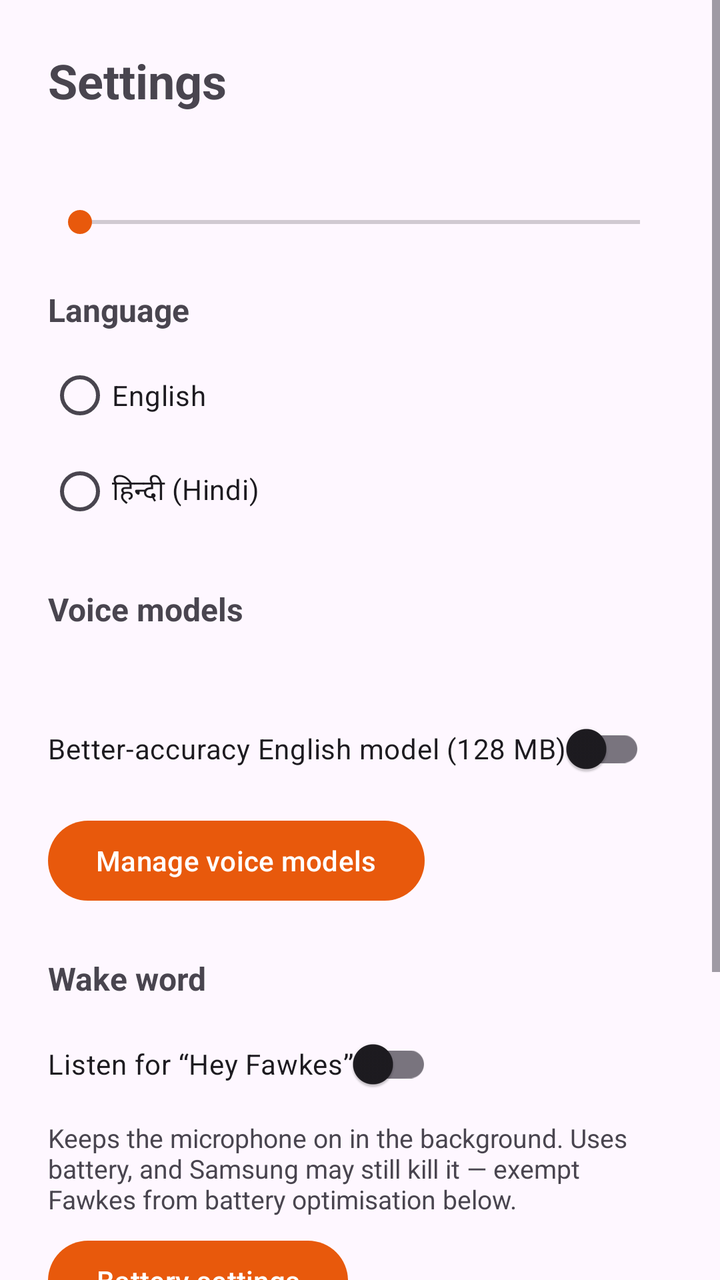
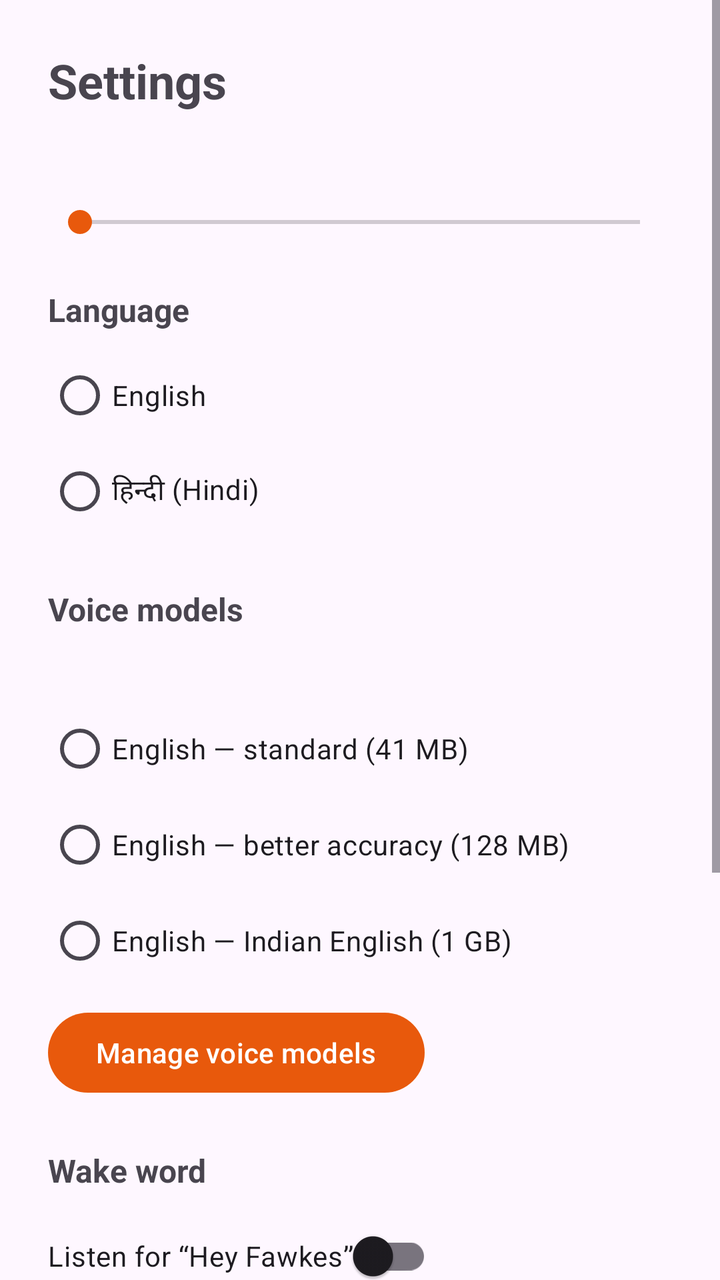

Two renders of the same Android screen: before a commit and after it. Below are the layout's source before the change and the commit's diff.
<!-- AndroidManifest.xml: application theme Theme.Fawkes -->
<!-- res/layout/activity_settings.xml -->
<?xml version="1.0" encoding="utf-8"?>
<ScrollView
    xmlns:android="http://schemas.android.com/apk/res/android"
    android:layout_width="match_parent"
    android:layout_height="match_parent">

    <LinearLayout
        android:layout_width="match_parent"
        android:layout_height="wrap_content"
        android:orientation="vertical"
        android:padding="24dp">

        <TextView
            android:layout_width="wrap_content"
            android:layout_height="wrap_content"
            android:text="@string/settings_title"
            android:textSize="24sp"
            android:textStyle="bold" />

        <TextView
            android:id="@+id/rateLabel"
            android:layout_width="wrap_content"
            android:layout_height="wrap_content"
            android:layout_marginTop="24dp"
            android:textSize="16sp"
            android:textStyle="bold" />

        <SeekBar
            android:id="@+id/rateSeek"
            android:layout_width="match_parent"
            android:layout_height="wrap_content"
            android:max="100" />

        <TextView
            android:layout_width="wrap_content"
            android:layout_height="wrap_content"
            android:layout_marginTop="24dp"
            android:text="Language"
            android:textSize="16sp"
            android:textStyle="bold" />

        <RadioGroup
            android:id="@+id/languageGroup"
            android:layout_width="match_parent"
            android:layout_height="wrap_content"
            android:layout_marginTop="8dp">

            <RadioButton
                android:id="@+id/langEnglish"
                android:layout_width="wrap_content"
                android:layout_height="wrap_content"
                android:text="English" />

            <RadioButton
                android:id="@+id/langHindi"
                android:layout_width="wrap_content"
                android:layout_height="wrap_content"
                android:text="हिन्दी (Hindi)" />

        </RadioGroup>

        <TextView
            android:layout_width="wrap_content"
            android:layout_height="wrap_content"
            android:layout_marginTop="24dp"
            android:text="Voice models"
            android:textSize="16sp"
            android:textStyle="bold" />

        <TextView
            android:id="@+id/modelStatus"
            android:layout_width="match_parent"
            android:layout_height="wrap_content"
            android:layout_marginTop="8dp" />

        <com.google.android.material.switchmaterial.SwitchMaterial
            android:id="@+id/lgraphSwitch"
            android:layout_width="wrap_content"
            android:layout_height="wrap_content"
            android:layout_marginTop="8dp"
            android:text="Better-accuracy English model (128 MB)" />

        <Button
            android:id="@+id/modelsButton"
            android:layout_width="wrap_content"
            android:layout_height="wrap_content"
            android:layout_marginTop="8dp"
            android:text="Manage voice models" />

        <TextView
            android:layout_width="wrap_content"
            android:layout_height="wrap_content"
            android:layout_marginTop="24dp"
            android:text="Wake word"
            android:textSize="16sp"
            android:textStyle="bold" />

        <com.google.android.material.switchmaterial.SwitchMaterial
            android:id="@+id/wakeSwitch"
            android:layout_width="wrap_content"
            android:layout_height="wrap_content"
            android:layout_marginTop="8dp"
            android:text="Listen for “Hey Fawkes”" />

        <TextView
            android:layout_width="match_parent"
            android:layout_height="wrap_content"
            android:layout_marginTop="4dp"
            android:text="Keeps the microphone on in the background. Uses battery, and Samsung may still kill it — exempt Fawkes from battery optimisation below."
            android:textSize="13sp" />

        <Button
            android:id="@+id/batteryButton"
            android:layout_width="wrap_content"
            android:layout_height="wrap_content"
            android:layout_marginTop="8dp"
            android:text="Battery settings" />

        <TextView
            android:layout_width="wrap_content"
            android:layout_height="wrap_content"
            android:layout_marginTop="24dp"
            android:text="On-device AI"
            android:textSize="16sp"
            android:textStyle="bold" />

        <TextView
            android:id="@+id/llmStatus"
            android:layout_width="match_parent"
            android:layout_height="wrap_content"
            android:layout_marginTop="8dp" />

        <TextView
            android:id="@+id/llmHelp"
            android:layout_width="match_parent"
            android:layout_height="wrap_content"
            android:layout_marginTop="8dp"
            android:textSize="13sp" />

        <Button
            android:id="@+id/llmImportButton"
            android:layout_width="wrap_content"
            android:layout_height="wrap_content"
            android:layout_marginTop="8dp"
            android:text="Import model file" />

    </LinearLayout>

</ScrollView>
<!-- resources referenced by this layout -->
<resources>
  <string name="settings_title">Settings</string>
  <style name="Theme.Fawkes" parent="Theme.Material3.DayNight.NoActionBar">
          <item name="colorPrimary">@color/ember</item>
          <item name="colorPrimaryDark">@color/ember_dark</item>
          <item name="colorAccent">@color/ember</item>
      </style>
  <color name="ember">#E8590C</color>
  <color name="ember_dark">#C2410C</color>
</resources>

<!-- the commit's change to res/layout/activity_settings.xml (unified diff, before → after) -->
@@ -73,12 +73,31 @@
             android:layout_height="wrap_content"
             android:layout_marginTop="8dp" />
 
-        <com.google.android.material.switchmaterial.SwitchMaterial
-            android:id="@+id/lgraphSwitch"
-            android:layout_width="wrap_content"
+        <RadioGroup
+            android:id="@+id/englishModelGroup"
+            android:layout_width="match_parent"
             android:layout_height="wrap_content"
-            android:layout_marginTop="8dp"
-            android:text="Better-accuracy English model (128 MB)" />
+            android:layout_marginTop="8dp">
+
+            <RadioButton
+                android:id="@+id/englishStandard"
+                android:layout_width="wrap_content"
+                android:layout_height="wrap_content"
+                android:text="English — standard (41 MB)" />
+
+            <RadioButton
+                android:id="@+id/englishLgraph"
+                android:layout_width="wrap_content"
+                android:layout_height="wrap_content"
+                android:text="English — better accuracy (128 MB)" />
+
+            <RadioButton
+                android:id="@+id/englishEnIn"
+                android:layout_width="wrap_content"
+                android:layout_height="wrap_content"
+                android:text="English — Indian English (1 GB)" />
+
+        </RadioGroup>
 
         <Button
             android:id="@+id/modelsButton"
